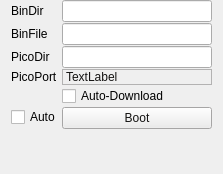
Before: the Qt Designer form picoUi/picoform.ui in rbehm-ibb/pico-util, drawn with Qt 5.
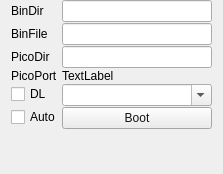
After: the same form once the commit is applied. Icons and pictures are not drawn.

```diff
--- a/picoUi/picoform.ui
+++ b/picoUi/picoform.ui
@@ -77,480 +77,7 @@
        </property>
       </widget>
      </item>
-     <item row="4" column="1">
-      <widget class="QLabel" name="picoPort">
-       <property name="palette">
-        <palette>
-         <active>
-          <colorrole role="WindowText">
-           <brush brushstyle="SolidPattern">
-            <color alpha="255">
-             <red>0</red>
-             <green>0</green>
-             <blue>0</blue>
-            </color>
-           </brush>
-          </colorrole>
-          <colorrole role="Button">
-           <brush brushstyle="SolidPattern">
-            <color alpha="255">
-             <red>255</red>
-             <green>255</green>
-             <blue>255</blue>
-            </color>
-           </brush>
-          </colorrole>
-          <colorrole role="Light">
-           <brush brushstyle="SolidPattern">
-            <color alpha="255">
-             <red>255</red>
-             <green>255</green>
-             <blue>255</blue>
-            </color>
-           </brush>
-          </colorrole>
-          <colorrole role="Midlight">
-           <brush brushstyle="SolidPattern">
-            <color alpha="255">
-             <red>255</red>
-             <green>255</green>
-             <blue>255</blue>
-            </color>
-           </brush>
-          </colorrole>
-          <colorrole role="Dark">
-           <brush brushstyle="SolidPattern">
-            <color alpha="255">
-             <red>127</red>
-             <green>127</green>
-             <blue>127</blue>
-            </color>
-           </brush>
-          </colorrole>
-          <colorrole role="Mid">
-           <brush brushstyle="SolidPattern">
-            <color alpha="255">
-             <red>170</red>
-             <green>170</green>
-             <blue>170</blue>
-            </color>
-           </brush>
-          </colorrole>
-          <colorrole role="Text">
-           <brush brushstyle="SolidPattern">
-            <color alpha="255">
-             <red>0</red>
-             <green>0</green>
-             <blue>0</blue>
-            </color>
-           </brush>
-          </colorrole>
-          <colorrole role="BrightText">
-           <brush brushstyle="SolidPattern">
-            <color alpha="255">
-             <red>255</red>
-             <green>255</green>
-             <blue>255</blue>
-            </color>
-           </brush>
-          </colorrole>
-          <colorrole role="ButtonText">
-           <brush brushstyle="SolidPattern">
-            <color alpha="255">
-             <red>0</red>
-             <green>0</green>
-             <blue>0</blue>
-            </color>
-           </brush>
-          </colorrole>
-          <colorrole role="Base">
-           <brush brushstyle="SolidPattern">
-            <color alpha="255">
-             <red>255</red>
-             <green>255</green>
-             <blue>255</blue>
-            </color>
-           </brush>
-          </colorrole>
-          <colorrole role="Window">
-           <brush brushstyle="SolidPattern">
-            <color alpha="255">
-             <red>255</red>
-             <green>255</green>
-             <blue>255</blue>
-            </color>
-           </brush>
-          </colorrole>
-          <colorrole role="Shadow">
-           <brush brushstyle="SolidPattern">
-            <color alpha="255">
-             <red>0</red>
-             <green>0</green>
-             <blue>0</blue>
-            </color>
-           </brush>
-          </colorrole>
-          <colorrole role="AlternateBase">
-           <brush brushstyle="SolidPattern">
-            <color alpha="255">
-             <red>255</red>
-             <green>255</green>
-             <blue>255</blue>
-            </color>
-           </brush>
-          </colorrole>
-          <colorrole role="ToolTipBase">
-           <brush brushstyle="SolidPattern">
-            <color alpha="255">
-             <red>255</red>
-             <green>255</green>
-             <blue>220</blue>
-            </color>
-           </brush>
-          </colorrole>
-          <colorrole role="ToolTipText">
-           <brush brushstyle="SolidPattern">
-            <color alpha="255">
-             <red>0</red>
-             <green>0</green>
-             <blue>0</blue>
-            </color>
-           </brush>
-          </colorrole>
-          <colorrole role="PlaceholderText">
-           <brush brushstyle="SolidPattern">
-            <color alpha="127">
-             <red>0</red>
-             <green>0</green>
-             <blue>0</blue>
-            </color>
-           </brush>
-          </colorrole>
-         </active>
-         <inactive>
-          <colorrole role="WindowText">
-           <brush brushstyle="SolidPattern">
-            <color alpha="255">
-             <red>20</red>
-             <green>19</green>
-             <blue>18</blue>
-            </color>
-           </brush>
-          </colorrole>
-          <colorrole role="Button">
-           <brush brushstyle="SolidPattern">
-            <color alpha="255">
-             <red>236</red>
-             <green>235</green>
-             <blue>235</blue>
-            </color>
-           </brush>
-          </colorrole>
-          <colorrole role="Light">
-           <brush brushstyle="SolidPattern">
-            <color alpha="255">
-             <red>255</red>
-             <green>255</green>
-             <blue>255</blue>
-            </color>
-           </brush>
-          </colorrole>
-          <colorrole role="Midlight">
-           <brush brushstyle="SolidPattern">
-            <color alpha="255">
-             <red>255</red>
-             <green>255</green>
-             <blue>255</blue>
-            </color>
-           </brush>
-          </colorrole>
-          <colorrole role="Dark">
-           <brush brushstyle="SolidPattern">
-            <color alpha="255">
-             <red>118</red>
-             <green>117</green>
-             <blue>117</blue>
-            </color>
-           </brush>
-          </colorrole>
-          <colorrole role="Mid">
-           <brush brushstyle="SolidPattern">
-            <color alpha="255">
-             <red>157</red>
-             <green>157</green>
-             <blue>157</blue>
-            </color>
-           </brush>
-          </colorrole>
-          <colorrole role="Text">
-           <brush brushstyle="SolidPattern">
-            <color alpha="255">
-             <red>20</red>
-             <green>19</green>
-             <blue>18</blue>
-            </color>
-           </brush>
-          </colorrole>
-          <colorrole role="BrightText">
-           <brush brushstyle="SolidPattern">
-            <color alpha="255">
-             <red>255</red>
-             <green>255</green>
-             <blue>255</blue>
-            </color>
-           </brush>
-          </colorrole>
-          <colorrole role="ButtonText">
-           <brush brushstyle="SolidPattern">
-            <color alpha="255">
-             <red>20</red>
-             <green>19</green>
-             <blue>18</blue>
-            </color>
-           </brush>
-          </colorrole>
-          <colorrole role="Base">
-           <brush brushstyle="SolidPattern">
-            <color alpha="255">
-             <red>255</red>
-             <green>255</green>
-             <blue>255</blue>
-            </color>
-           </brush>
-          </colorrole>
-          <colorrole role="Window">
-           <brush brushstyle="SolidPattern">
-            <color alpha="255">
-             <red>232</red>
-             <green>231</green>
-             <blue>231</blue>
-            </color>
-           </brush>
-          </colorrole>
-          <colorrole role="Shadow">
-           <brush brushstyle="SolidPattern">
-            <color alpha="255">
-             <red>118</red>
-             <green>118</green>
-             <blue>118</blue>
-            </color>
-           </brush>
-          </colorrole>
-          <colorrole role="AlternateBase">
-           <brush brushstyle="SolidPattern">
-            <color alpha="255">
-             <red>248</red>
-             <green>247</green>
-             <blue>246</blue>
-            </color>
-           </brush>
-          </colorrole>
-          <colorrole role="ToolTipBase">
-           <brush brushstyle="SolidPattern">
-            <color alpha="255">
-             <red>23</red>
-             <green>63</green>
-             <blue>79</blue>
-            </color>
-           </brush>
-          </colorrole>
-          <colorrole role="ToolTipText">
-           <brush brushstyle="SolidPattern">
-            <color alpha="255">
-             <red>255</red>
-             <green>255</green>
-             <blue>255</blue>
-            </color>
-           </brush>
-          </colorrole>
-          <colorrole role="PlaceholderText">
-           <brush brushstyle="SolidPattern">
-            <color alpha="128">
-             <red>0</red>
-             <green>0</green>
-             <blue>0</blue>
-            </color>
-           </brush>
-          </colorrole>
-         </inactive>
-         <disabled>
-          <colorrole role="WindowText">
-           <brush brushstyle="SolidPattern">
-            <color alpha="255">
-             <red>127</red>
-             <green>127</green>
-             <blue>127</blue>
-            </color>
-           </brush>
-          </colorrole>
-          <colorrole role="Button">
-           <brush brushstyle="SolidPattern">
-            <color alpha="255">
-             <red>255</red>
-             <green>255</green>
-             <blue>255</blue>
-            </color>
-           </brush>
-          </colorrole>
-          <colorrole role="Light">
-           <brush brushstyle="SolidPattern">
-            <color alpha="255">
-             <red>255</red>
-             <green>255</green>
-             <blue>255</blue>
-            </color>
-           </brush>
-          </colorrole>
-          <colorrole role="Midlight">
-           <brush brushstyle="SolidPattern">
-            <color alpha="255">
-             <red>255</red>
-             <green>255</green>
-             <blue>255</blue>
-            </color>
-           </brush>
-          </colorrole>
-          <colorrole role="Dark">
-           <brush brushstyle="SolidPattern">
-            <color alpha="255">
-             <red>127</red>
-             <green>127</green>
-             <blue>127</blue>
-            </color>
-           </brush>
-          </colorrole>
-          <colorrole role="Mid">
-           <brush brushstyle="SolidPattern">
-            <color alpha="255">
-             <red>170</red>
-             <green>170</green>
-             <blue>170</blue>
-            </color>
-           </brush>
-          </colorrole>
-          <colorrole role="Text">
-           <brush brushstyle="SolidPattern">
-            <color alpha="255">
-             <red>127</red>
-             <green>127</green>
-             <blue>127</blue>
-            </color>
-           </brush>
-          </colorrole>
-          <colorrole role="BrightText">
-           <brush brushstyle="SolidPattern">
-            <color alpha="255">
-             <red>255</red>
-             <green>255</green>
-             <blue>255</blue>
-            </color>
-           </brush>
-          </colorrole>
-          <colorrole role="ButtonText">
-           <brush brushstyle="SolidPattern">
-            <color alpha="255">
-             <red>127</red>
-             <green>127</green>
-             <blue>127</blue>
-            </color>
-           </brush>
-          </colorrole>
-          <colorrole role="Base">
-           <brush brushstyle="SolidPattern">
-            <color alpha="255">
-             <red>255</red>
-             <green>255</green>
-             <blue>255</blue>
-            </color>
-           </brush>
-          </colorrole>
-          <colorrole role="Window">
-           <brush brushstyle="SolidPattern">
-            <color alpha="255">
-             <red>255</red>
-             <green>255</green>
-             <blue>255</blue>
-            </color>
-           </brush>
-          </colorrole>
-          <colorrole role="Shadow">
-           <brush brushstyle="SolidPattern">
-            <color alpha="255">
-             <red>177</red>
-             <green>177</green>
-             <blue>177</blue>
-            </color>
-           </brush>
-          </colorrole>
-          <colorrole role="AlternateBase">
-           <brush brushstyle="SolidPattern">
-            <color alpha="255">
-             <red>248</red>
-             <green>247</green>
-             <blue>246</blue>
-            </color>
-           </brush>
-          </colorrole>
-          <colorrole role="ToolTipBase">
-           <brush brushstyle="SolidPattern">
-            <color alpha="255">
-             <red>23</red>
-             <green>63</green>
-             <blue>79</blue>
-            </color>
-           </brush>
-          </colorrole>
-          <colorrole role="ToolTipText">
-           <brush brushstyle="SolidPattern">
-            <color alpha="255">
-             <red>255</red>
-             <green>255</green>
-             <blue>255</blue>
-            </color>
-           </brush>
-          </colorrole>
-          <colorrole role="PlaceholderText">
-           <brush brushstyle="SolidPattern">
-            <color alpha="128">
-             <red>0</red>
-             <green>0</green>
-             <blue>0</blue>
-            </color>
-           </brush>
-          </colorrole>
-         </disabled>
-        </palette>
-       </property>
-       <property name="font">
-        <font>
-         <bold>false</bold>
-        </font>
-       </property>
-       <property name="toolTip">
-        <string>&lt;html&gt;&lt;head/&gt;&lt;body&gt;&lt;p&gt;The port (with S/N) of the Pico.&lt;/p&gt;&lt;/body&gt;&lt;/html&gt;</string>
-       </property>
-       <property name="frameShape">
-        <enum>QFrame::StyledPanel</enum>
-       </property>
-       <property name="frameShadow">
-        <enum>QFrame::Sunken</enum>
-       </property>
-       <property name="text">
-        <string>TextLabel</string>
-       </property>
-      </widget>
-     </item>
-     <item row="5" column="1">
-      <widget class="QCheckBox" name="download">
-       <property name="toolTip">
-        <string>Automatically download binary to Pico when avail. Will also reset Pico.</string>
-       </property>
-       <property name="text">
-        <string>Auto-Download</string>
-       </property>
-      </widget>
-     </item>
-     <item row="6" column="1">
+     <item row="7" column="1">
       <widget class="QPushButton" name="reset">
        <property name="palette">
         <palette>
@@ -1001,12 +528,12 @@
         <string>Boot</string>
        </property>
        <property name="icon">
-        <iconset resource="../../../../Qt/qt-library/lib/utils/stdicons.qrc">
+        <iconset resource="../../../../../Qt/qt-library/lib/utils/stdicons.qrc">
          <normaloff>:/stdicons/launch.svgz</normaloff>:/stdicons/launch.svgz</iconset>
        </property>
       </widget>
      </item>
-     <item row="6" column="0">
+     <item row="7" column="0">
       <widget class="QCheckBox" name="autoDl">
        <property name="toolTip">
         <string>&lt;html&gt;&lt;head/&gt;&lt;body&gt;&lt;p&gt;Download automatically after reset when binary is avail.&lt;/p&gt;&lt;/body&gt;&lt;/html&gt;</string>
@@ -1016,12 +543,36 @@
        </property>
       </widget>
      </item>
+     <item row="6" column="0">
+      <widget class="QCheckBox" name="download">
+       <property name="toolTip">
+        <string>Automatically download binary to Pico when avail. Will also reset Pico.</string>
+       </property>
+       <property name="text">
+        <string>DL</string>
+       </property>
+      </widget>
+     </item>
+     <item row="6" column="1">
+      <widget class="QComboBox" name="portSel">
+       <property name="editable">
+        <bool>true</bool>
+       </property>
+      </widget>
+     </item>
+     <item row="4" column="1">
+      <widget class="QLabel" name="picoPort">
+       <property name="text">
+        <string>TextLabel</string>
+       </property>
+      </widget>
+     </item>
     </layout>
    </item>
   </layout>
   <action name="actionViewBin">
    <property name="icon">
-    <iconset resource="../../../../Qt/qt-library/lib/utils/stdicons.qrc">
+    <iconset resource="../../../../../Qt/qt-library/lib/utils/stdicons.qrc">
      <normaloff>:/stdicons/eye.png</normaloff>:/stdicons/eye.png</iconset>
    </property>
    <property name="text">
@@ -1033,7 +584,7 @@
   </action>
   <action name="actionSelBin">
    <property name="icon">
-    <iconset resource="../../../../Qt/qt-library/lib/utils/stdicons.qrc">
+    <iconset resource="../../../../../Qt/qt-library/lib/utils/stdicons.qrc">
      <normaloff>:/fileopen</normaloff>:/fileopen</iconset>
    </property>
    <property name="text">
@@ -1057,7 +608,7 @@
   </action>
   <action name="actionDownload">
    <property name="icon">
-    <iconset resource="../../../../Qt/qt-library/lib/utils/stdicons.qrc">
+    <iconset resource="../../../../../Qt/qt-library/lib/utils/stdicons.qrc">
      <normaloff>:/bottom</normaloff>:/bottom</iconset>
    </property>
    <property name="text">
@@ -1069,7 +620,7 @@
   </action>
   <action name="actiondelBin">
    <property name="icon">
-    <iconset resource="../../../../Qt/qt-library/lib/utils/stdicons.qrc">
+    <iconset resource="../../../../../Qt/qt-library/lib/utils/stdicons.qrc">
      <normaloff>:/cut</normaloff>:/cut</iconset>
    </property>
    <property name="text">
```
Left out of the diff: 2 changed lines with no effect on the pictures.
